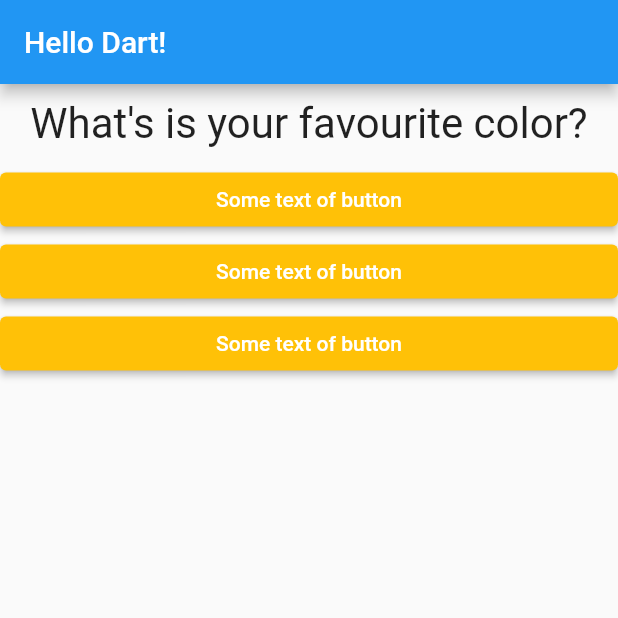
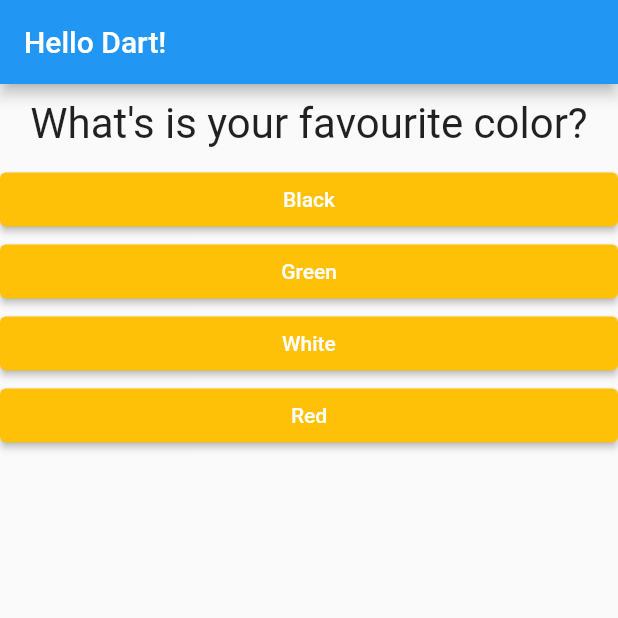
Before and after one commit to elvn5/mydart, a Flutter app: the screen it shows after launch, on a phone screen of 412 x 824 dp, the top half of it. Run offline on Flutter 3.47's test engine with Material 2 defaults, Android fonts, the phone set to English and light mode, and no system bars.

Commit message:
mapping list of widgets

```diff
--- a/lib/answer.dart
+++ b/lib/answer.dart
@@ -1,10 +1,10 @@
 import "package:flutter/material.dart";
 
+class Answer extends StatelessWidget {
+  final Function selectHandler;
+  final String answer;
 
-class Answer extends StatelessWidget {
-  final VoidCallback selectHandler;
-
-  Answer(this.selectHandler);
+  Answer({ required this.selectHandler, required this.answer});
 
   @override
   Widget build(BuildContext context) {
@@ -14,8 +14,8 @@ class Answer extends StatelessWidget {
         style: ButtonStyle(
           backgroundColor: MaterialStatePropertyAll<Color>(Colors.amber),
         ),
-        child: Text("Some text of button"),
-        onPressed: selectHandler,
+        child: Text(answer),
+        onPressed: () => selectHandler(),
       ),
     );
   }
--- a/lib/main.dart
+++ b/lib/main.dart
@@ -6,7 +6,6 @@ import "./answer.dart";
 void main() => runApp(Appka());
 
 class Appka extends StatefulWidget {
-
   @override
   State<StatefulWidget> createState() {
     return _AppkaState();
@@ -21,20 +20,42 @@ class _AppkaState extends State<Appka> {
       _questionIndex += 1;
     });
   }
+
+  @override
   Widget build(BuildContext context) {
-    List<String> questions = [
-      "What's is your favourite color?",
-      "What's your favourite animal?",
+    const questions = [
+      {
+        "question": "What's is your favourite color?",
+        "answers": ["Black", "Green", "White", "Red"]
+      },
+      {
+        "question": "What's your favourite animal?",
+        "answers": ["Rabbit", "Snake", "Elephant", "Lion"]
+      },
+      {
+        "question": "Who's your favourite instructor?",
+        "answers": [
+          "Max",
+          "Max",
+          "Max",
+          "Max",
+        ]
+      }
     ];
+
+    var answers = (questions[_questionIndex]["answers"] as List<String>).map((answer) {
+      return Answer(selectHandler: _answerQuestion, answer: answer);
+    }).toList();
+
     return MaterialApp(
       home: Scaffold(
         appBar: AppBar(title: Text("Hello Dart!")),
-        body: Column(children: <Widget>[
-          Question(questionText: questions[_questionIndex]),
-          Answer(_answerQuestion),
-          Answer(_answerQuestion),
-          Answer(_answerQuestion),
-        ],),
+        body: Column(
+          children: <Widget>[
+            Question(questionText: questions[_questionIndex]["question"] as String),
+            ...answers
+          ],
+        ),
       ),
     );
   }
```
